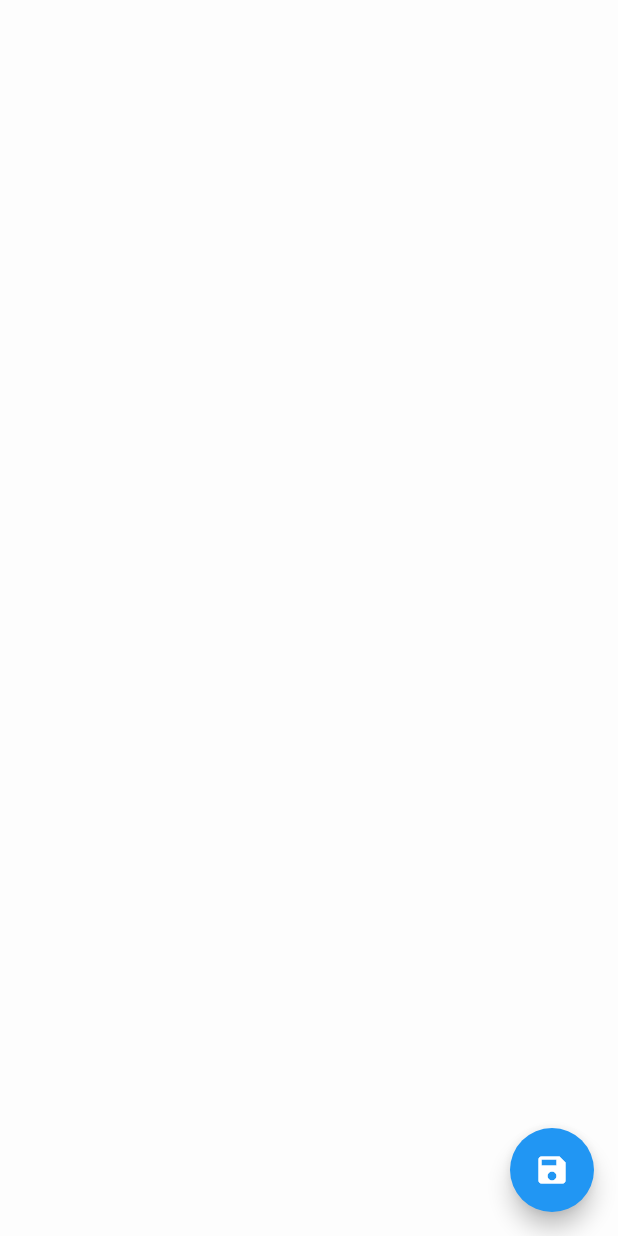
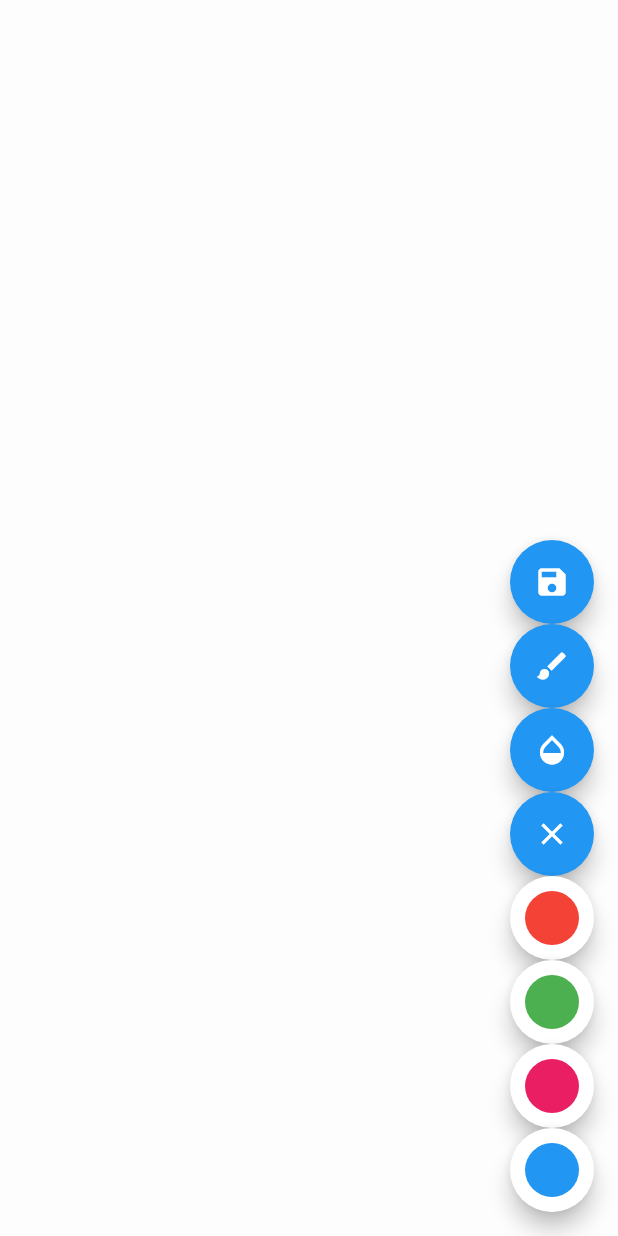
Before and after one commit to AndresCamiloChavez/PaintProyectIA, a Flutter app: the screen it shows after launch, after a tap on the "save" icon, on a phone screen of 412 x 824 dp. Run offline on Flutter 3.47's test engine with Material 2 defaults, Android fonts, the phone set to English and light mode, and no system bars; our stand-ins replace flutter_colorpicker, get, image_gallery_saver, permission_handler.

Commit message:
Actualización de botones

```diff
--- a/lib/main2.dart
+++ b/lib/main2.dart
@@ -99,7 +99,7 @@ class _CanvasPaintingState extends State<CanvasPainting> {
           child: AlertDialog(
             //Creates three buttons to pick opacity value.
             actions: <Widget>[
-              FlatButton(
+              MaterialButton(
                 child: Icon(
                   Icons.opacity,
                   size: 24,
@@ -110,7 +110,7 @@ class _CanvasPaintingState extends State<CanvasPainting> {
                   Navigator.of(context).pop();
                 },
               ),
-              FlatButton(
+              MaterialButton(
                 child: Icon(
                   Icons.opacity,
                   size: 40,
@@ -120,7 +120,7 @@ class _CanvasPaintingState extends State<CanvasPainting> {
                   Navigator.of(context).pop();
                 },
               ),
-              FlatButton(
+              MaterialButton(
                 child: Icon(
                   Icons.opacity,
                   size: 60,
@@ -151,13 +151,69 @@ class _CanvasPaintingState extends State<CanvasPainting> {
 
     final result = await ImageGallerySaver.saveImage(
         Uint8List.fromList(pngBytes),
-        quality: 80,
+        quality: 100,
         name: "canvas_image");
     print(result);
   }
 
-  List<Widget> fabOption() {
-    return <Widget>[
+  @override
+  Widget build(BuildContext context) {
+    return Scaffold(
+      body: GestureDetector(
+        onPanUpdate: (details) {
+          setState(() {
+            RenderBox renderBox = context.findRenderObject() as RenderBox;
+            points.add(TouchPoints(
+                points: renderBox.globalToLocal(details.globalPosition),
+                paint: Paint()
+                  ..strokeCap = strokeType
+                  ..isAntiAlias = true
+                  ..color = selectedColor.withOpacity(opacity)
+                  ..strokeWidth = strokeWidth));
+          });
+        },
+        onPanStart: (details) {
+          setState(() {
+            RenderBox renderBox = context.findRenderObject() as RenderBox;
+            points.add(TouchPoints(
+                points: renderBox.globalToLocal(details.globalPosition),
+                paint: Paint()
+                  ..strokeCap = strokeType
+                  ..isAntiAlias = true
+                  ..color = selectedColor.withOpacity(opacity)
+                  ..strokeWidth = strokeWidth));
+          });
+        },
+        onPanEnd: (details) {
+          setState(() {
+            points.add(null);
+          });
+        },
+        child: RepaintBoundary(
+          key: globalKey,
+          child: Stack(
+            children: <Widget>[
+              Container(
+                width: double.infinity,
+                height: double.infinity,
+                child: Image.asset(
+                  "assets/white.jpeg",
+                  fit: BoxFit.cover,
+                ),
+              ),
+              CustomPaint(
+                size: Size.infinite,
+                painter: MyPainter(
+                  pointsList: points,
+                ),
+              ),
+            ],
+          ),
+        ),
+      ),
+      floatingActionButton: Column(
+        mainAxisAlignment: MainAxisAlignment.end,
+        children: [
           FloatingActionButton(
             heroTag: "paint_save",
             child: Icon(Icons.save),
@@ -243,72 +299,8 @@ class _CanvasPaintingState extends State<CanvasPainting> {
                 selectedColor = Colors.blue;
               });
             },
-      ),
-    ];
-  }
-
-  @override
-  Widget build(BuildContext context) {
-    return Scaffold(
-      body: GestureDetector(
-        onPanUpdate: (details) {
-          setState(() {
-            RenderBox renderBox = context.findRenderObject() as RenderBox;
-            points.add(TouchPoints(
-                points: renderBox.globalToLocal(details.globalPosition),
-                paint: Paint()
-                  ..strokeCap = strokeType
-                  ..isAntiAlias = true
-                  ..color = selectedColor.withOpacity(opacity)
-                  ..strokeWidth = strokeWidth));
-          });
-        },
-        onPanStart: (details) {
-          setState(() {
-            RenderBox renderBox = context.findRenderObject() as RenderBox;
-            points.add(TouchPoints(
-                points: renderBox.globalToLocal(details.globalPosition),
-                paint: Paint()
-                  ..strokeCap = strokeType
-                  ..isAntiAlias = true
-                  ..color = selectedColor.withOpacity(opacity)
-                  ..strokeWidth = strokeWidth));
-          });
-        },
-        onPanEnd: (details) {
-          setState(() {
-            points.add(null);
-          });
-        },
-        child: RepaintBoundary(
-          key: globalKey,
-          child: Stack(
-            children: <Widget>[
-               Container(
-                width: double.infinity,
-                height: double.infinity,
-                  child: Image.asset("assets/white.jpeg", fit: BoxFit.cover,),
-                ),
-              CustomPaint(
-                size: Size.infinite,
-                painter: MyPainter(
-                  pointsList: points,
-                ),
-              ),
+          )
         ],
-          ),
-        ),
-      ),
-      floatingActionButton: FloatingActionButton(
-        heroTag: "paint_save",
-        child: Icon(Icons.save),
-        tooltip: 'Save',
-        onPressed: () {
-          //min: 0, max: 50
-          setState(() {
-            _save();
-          });
-        },
       ),
     );
   }
```
Lines whose indentation alone changed are shown as unchanged.
